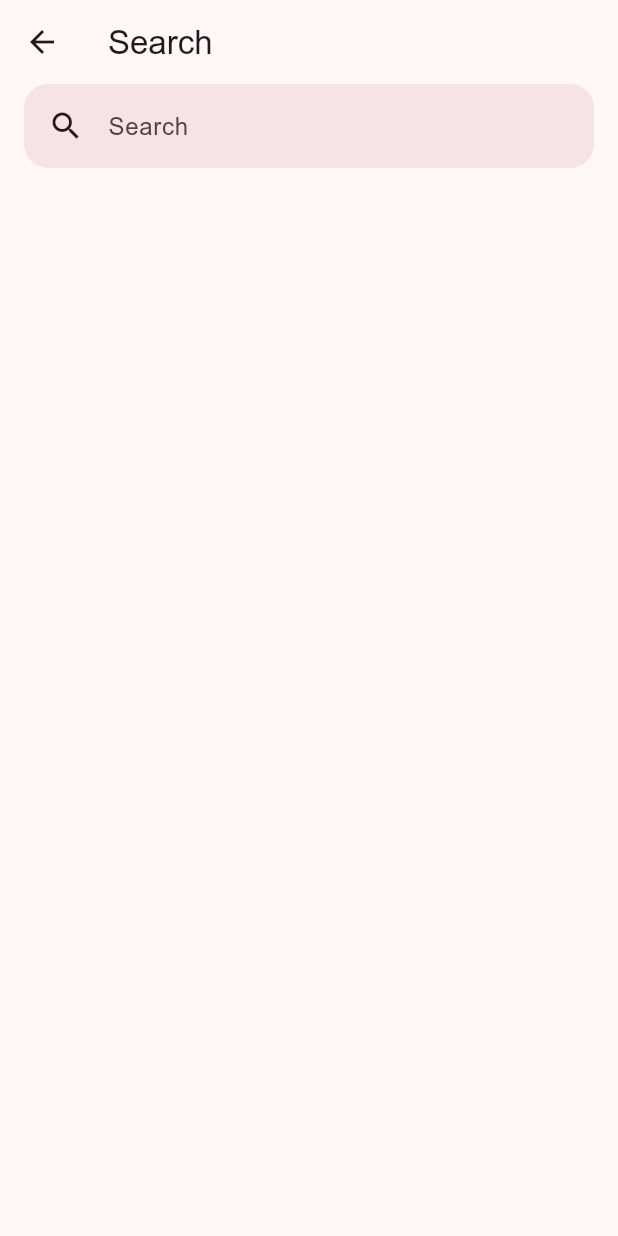
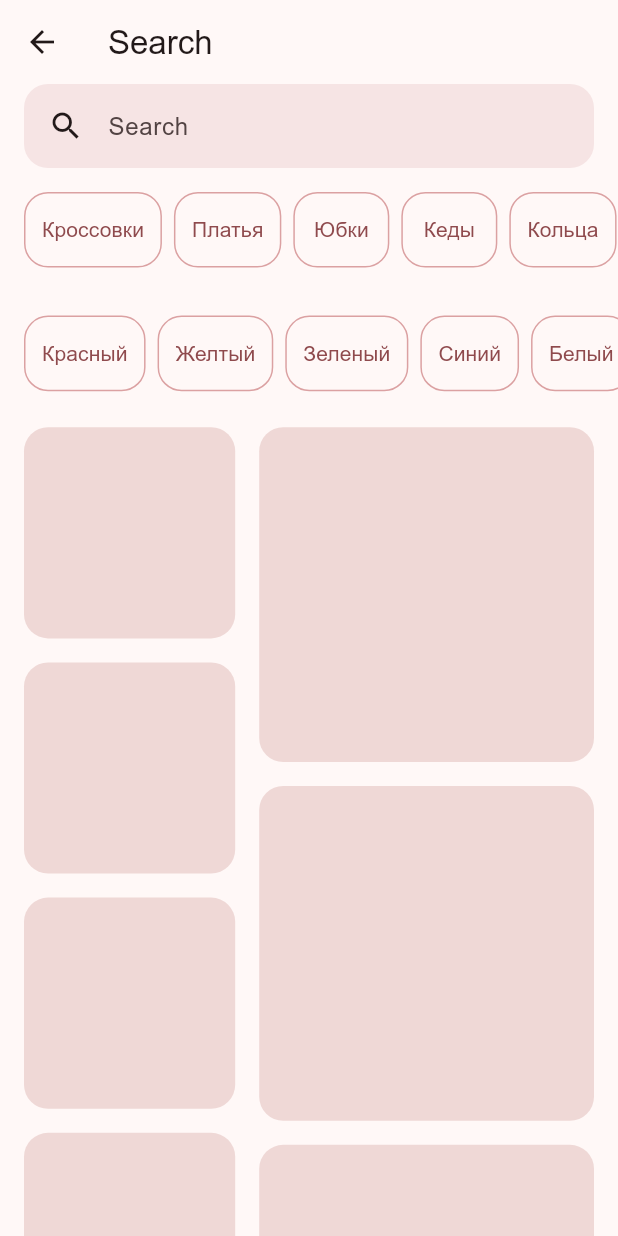
Before and after one commit to LumaMainProject/luma, a Flutter app: the PageBuyerSearch screen opened directly, on a phone screen of 412 x 824 dp. Run offline on Flutter 3.47's test engine with Material 3 defaults, Android fonts, the light colour scheme and no system bars; our stand-ins replace bloc, equatable, fl_chart, flutter_bloc, video_player.

Commit message:
Seach edited

```diff
--- a/lib/ui/pages/buyer/page_buyer_search.dart
+++ b/lib/ui/pages/buyer/page_buyer_search.dart
@@ -1,4 +1,5 @@
 import 'package:flutter/material.dart';
+import 'package:luma/global/params/app_colors.dart';
 
 class PageBuyerSearch extends StatefulWidget {
   const PageBuyerSearch({super.key});
@@ -12,17 +13,44 @@ class _PageBuyerSearchState extends State<PageBuyerSearch> {
   Widget build(BuildContext context) {
     SearchController searchController = SearchController();
 
+    final List<String> tags = [
+      "Кроссовки",
+      "Платья",
+      "Юбки",
+      "Кеды",
+      "Кольца",
+      "Тоналки",
+      "Макияж",
+      "Браслеты",
+      "Сумочки",
+      "Рюкзаки",
+    ];
+
+    final List<String> sizes = [
+      "Красный",
+      "Желтый",
+      "Зеленый",
+      "Синий",
+      "Белый",
+      "Черный",
+      "Фиолетовый",
+      "Оранжевый",
+      "Розовый",
+      "Голубой",
+    ];
+
     return Scaffold(
       appBar: AppBar(title: Text("Search")),
-      body: Padding(
+      body: CustomScrollView(
+        slivers: [
+          SliverToBoxAdapter(
+            child: Padding(
               padding: const EdgeInsets.symmetric(horizontal: 16),
-        child: Column(
-          children: [
-            SearchBar(
+              child: SearchBar(
                 controller: searchController,
                 leading: const Icon(Icons.search),
                 hintText: "Search",
-              elevation: WidgetStatePropertyAll(0),
+                elevation: const WidgetStatePropertyAll(0),
                 shape: const WidgetStatePropertyAll(
                   RoundedRectangleBorder(
                     borderRadius: BorderRadiusGeometry.all(Radius.circular(16)),
@@ -35,7 +63,125 @@ class _PageBuyerSearchState extends State<PageBuyerSearch> {
                 onSubmitted: (value) {},
                 onTapOutside: (event) {},
               ),
+            ),
+          ),
+
+          SliverToBoxAdapter(child: SearchTags(tags: tags)),
+
+          SliverToBoxAdapter(child: SearchTags(tags: sizes)),
+
+          SliverToBoxAdapter(
+            child: Row(
+              mainAxisSize: MainAxisSize.min,
+              crossAxisAlignment: CrossAxisAlignment.start,
+              children: [
+                SizedBox(
+                  width: MediaQuery.of(context).size.width * 0.4,
+                  child: SearchBlocsList(),
+                ),
+                SizedBox(
+                  width: MediaQuery.of(context).size.width * 0.6,
+                  child: SearchBlocsList(isLeft: false),
+                ),
               ],
+            ),
+          ),
+        ],
+      ),
+    );
+  }
+}
+
+class SearchTags extends StatefulWidget {
+  final List<String> tags;
+  const SearchTags({super.key, required this.tags});
+
+  @override
+  State<SearchTags> createState() => _SearchTagsState();
+}
+
+class _SearchTagsState extends State<SearchTags> {
+  final ButtonStyle active = TextButton.styleFrom(
+    shape: RoundedRectangleBorder(
+      borderRadius: BorderRadiusGeometry.all(Radius.circular(16)),
+    ),
+    side: BorderSide(color: AppColors.mainColor),
+    backgroundColor: AppColors.vanillaIce,
+  );
+
+  final ButtonStyle deactive = TextButton.styleFrom(
+    shape: RoundedRectangleBorder(
+      borderRadius: BorderRadiusGeometry.all(Radius.circular(16)),
+    ),
+    side: BorderSide(color: AppColors.mainColor),
+  );
+
+  late List<String> tags;
+
+  List<bool> tagsActive = [];
+
+  @override
+  Widget build(BuildContext context) {
+    tags = widget.tags;
+
+    if (tagsActive.isEmpty) {
+      tagsActive = List.generate(tags.length, (index) => false);
+    }
+    return AspectRatio(
+      aspectRatio: 5,
+      child: ListView.separated(
+        padding: const EdgeInsets.all(16),
+        scrollDirection: Axis.horizontal,
+        separatorBuilder: (context, index) => const SizedBox(width: 8),
+        itemBuilder: (context, index) {
+          return TextButton(
+            onPressed: () {
+              tagsActive[index] = !tagsActive[index];
+              setState(() {});
+            },
+            style: tagsActive[index] ? active : deactive,
+            child: Text(tags[index]),
+          );
+        },
+        itemCount: tags.length,
+      ),
+    );
+  }
+}
+
+class SearchBlocsList extends StatelessWidget {
+  final bool isLeft;
+  const SearchBlocsList({super.key, this.isLeft = true});
+
+  @override
+  Widget build(BuildContext context) {
+    return ListView.separated(
+      shrinkWrap: true,
+      physics: const NeverScrollableScrollPhysics(),
+      padding: EdgeInsets.only(
+        top: 8,
+        bottom: 8,
+        left: isLeft ? 16 : 8,
+        right: isLeft ? 8 : 16,
+      ),
+      itemBuilder: (context, index) => SearchBlocsListItem(),
+      separatorBuilder: (context, index) => const SizedBox(height: 16),
+      itemCount: 10,
+    );
+  }
+}
+
+class SearchBlocsListItem extends StatelessWidget {
+  const SearchBlocsListItem({super.key});
+
+  @override
+  Widget build(BuildContext context) {
+    return AspectRatio(
+      aspectRatio: 1,
+      child: Container(
+        decoration: BoxDecoration(
+          color: AppColors.vanillaIce,
+          borderRadius: BorderRadius.all(Radius.circular(16)),
         ),
       ),
     );
```
Also changed, not shown: 4 other files. Lines whose indentation alone changed are shown as unchanged.
